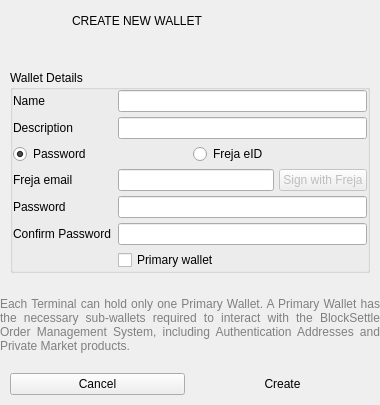
Qt form BlockSettleUILib/CreateWalletDialog.ui (BlockSettle/terminal) before a commit.
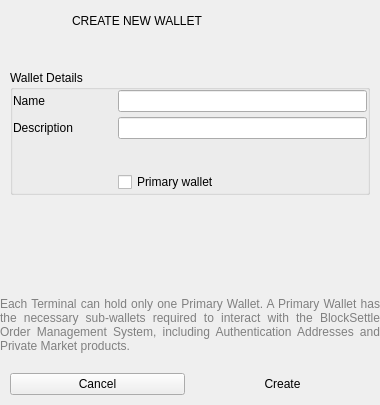
The same form after that commit. Icons and pictures are not drawn. Custom widgets are drawn as their Qt base class.

Commit message: BST-1240: GUI support for m-of-n wallet encryption

What changed in the file:
```diff
--- a/BlockSettleUILib/CreateWalletDialog.ui
+++ b/BlockSettleUILib/CreateWalletDialog.ui
@@ -269,255 +269,14 @@
           </widget>
          </item>
          <item>
-          <widget class="QWidget" name="horizontalWidget_6" native="true">
+          <widget class="WalletKeysCreateWidget" name="widgetCreateKeys" native="true">
            <property name="minimumSize">
             <size>
-             <width>0</width>
-             <height>0</height>
+             <width>100</width>
+             <height>23</height>
             </size>
            </property>
-           <layout class="QHBoxLayout" name="horizontalLayout_7">
-            <property name="spacing">
-             <number>5</number>
-            </property>
-            <property name="leftMargin">
-             <number>0</number>
-            </property>
-            <property name="topMargin">
-             <number>0</number>
-            </property>
-            <property name="rightMargin">
-             <number>0</number>
-            </property>
-            <property name="bottomMargin">
-             <number>0</number>
-            </property>
-            <item>
-             <widget class="QRadioButton" name="radioButtonPassword">
-              <property name="text">
-               <string>Password</string>
-              </property>
-              <property name="checked">
-               <bool>true</bool>
-              </property>
-             </widget>
-            </item>
-            <item>
-             <widget class="QRadioButton" name="radioButtonFreja">
-              <property name="text">
-               <string>Freja eID</string>
-              </property>
-             </widget>
-            </item>
-           </layout>
-          </widget>
-         </item>
-         <item>
-          <widget class="QWidget" name="widgetFreja" native="true">
-           <property name="minimumSize">
-            <size>
-             <width>0</width>
-             <height>0</height>
-            </size>
-           </property>
-           <layout class="QHBoxLayout" name="horizontalLayout_8">
-            <property name="spacing">
-             <number>5</number>
-            </property>
-            <property name="leftMargin">
-             <number>0</number>
-            </property>
-            <property name="topMargin">
-             <number>0</number>
-            </property>
-            <property name="rightMargin">
-             <number>0</number>
-            </property>
-            <property name="bottomMargin">
-             <number>0</number>
-            </property>
-            <item>
-             <widget class="QLabel" name="labelFreja">
-              <property name="sizePolicy">
-               <sizepolicy hsizetype="Fixed" vsizetype="Preferred">
-                <horstretch>0</horstretch>
-                <verstretch>0</verstretch>
-               </sizepolicy>
-              </property>
-              <property name="minimumSize">
-               <size>
-                <width>100</width>
-                <height>0</height>
-               </size>
-              </property>
-              <property name="maximumSize">
-               <size>
-                <width>100</width>
-                <height>16777215</height>
-               </size>
-              </property>
-              <property name="sizeIncrement">
-               <size>
-                <width>0</width>
-                <height>0</height>
-               </size>
-              </property>
-              <property name="midLineWidth">
-               <number>0</number>
-              </property>
-              <property name="text">
-               <string>Freja email</string>
-              </property>
-              <property name="alignment">
-               <set>Qt::AlignLeading|Qt::AlignLeft|Qt::AlignVCenter</set>
-              </property>
-             </widget>
-            </item>
-            <item>
-             <widget class="QLineEdit" name="lineEditFrejaId">
-              <property name="echoMode">
-               <enum>QLineEdit::Normal</enum>
-              </property>
-             </widget>
-            </item>
-            <item>
-             <widget class="QPushButton" name="pushButtonFreja">
-              <property name="enabled">
-               <bool>false</bool>
-              </property>
-              <property name="text">
-               <string>Sign with Freja</string>
-              </property>
-             </widget>
-            </item>
-           </layout>
-          </widget>
-         </item>
-         <item>
-          <widget class="QWidget" name="widgetPassword" native="true">
-           <property name="minimumSize">
-            <size>
-             <width>0</width>
-             <height>0</height>
-            </size>
-           </property>
-           <layout class="QHBoxLayout" name="horizontalLayout_5">
-            <property name="spacing">
-             <number>5</number>
-            </property>
-            <property name="leftMargin">
-             <number>0</number>
-            </property>
-            <property name="topMargin">
-             <number>0</number>
-            </property>
-            <property name="rightMargin">
-             <number>0</number>
-            </property>
-            <property name="bottomMargin">
-             <number>0</number>
-            </property>
-            <item>
-             <widget class="QLabel" name="labelPassword">
-              <property name="sizePolicy">
-               <sizepolicy hsizetype="Fixed" vsizetype="Preferred">
-                <horstretch>0</horstretch>
-                <verstretch>0</verstretch>
-               </sizepolicy>
-              </property>
-              <property name="minimumSize">
-               <size>
-                <width>100</width>
-                <height>0</height>
-               </size>
-              </property>
-              <property name="maximumSize">
-               <size>
-                <width>100</width>
-                <height>16777215</height>
-               </size>
-              </property>
-              <property name="sizeIncrement">
-               <size>
-                <width>0</width>
-                <height>0</height>
-               </size>
-              </property>
-              <property name="midLineWidth">
-               <number>0</number>
-              </property>
-              <property name="text">
-               <string>Password</string>
-              </property>
-              <property name="alignment">
-               <set>Qt::AlignLeading|Qt::AlignLeft|Qt::AlignVCenter</set>
-              </property>
-             </widget>
-            </item>
-            <item>
-             <widget class="QLineEdit" name="lineEditPassword">
-              <property name="echoMode">
-               <enum>QLineEdit::Password</enum>
-              </property>
-             </widget>
-            </item>
-           </layout>
-          </widget>
-         </item>
-         <item>
-          <widget class="QWidget" name="widgetPasswordConfirm" native="true">
-           <property name="minimumSize">
-            <size>
-             <width>0</width>
-             <height>0</height>
-            </size>
-           </property>
-           <layout class="QHBoxLayout" name="horizontalLayout_6">
-            <property name="spacing">
-             <number>5</number>
-            </property>
-            <property name="leftMargin">
-             <number>0</number>
-            </property>
-            <property name="topMargin">
-             <number>0</number>
-            </property>
-            <property name="rightMargin">
-             <number>0</number>
-            </property>
-            <property name="bottomMargin">
-             <number>0</number>
-            </property>
-            <item>
-             <widget class="QLabel" name="labelPasswordConfirm">
-              <property name="minimumSize">
-               <size>
-                <width>100</width>
-                <height>0</height>
-               </size>
-              </property>
-              <property name="maximumSize">
-               <size>
-                <width>100</width>
-                <height>16777215</height>
-               </size>
-              </property>
-              <property name="text">
-               <string>Confirm Password</string>
-              </property>
-              <property name="wordWrap">
-               <bool>true</bool>
-              </property>
-             </widget>
-            </item>
-            <item>
-             <widget class="QLineEdit" name="lineEditPasswordConfirm">
-              <property name="echoMode">
-               <enum>QLineEdit::Password</enum>
-              </property>
-             </widget>
-            </item>
-           </layout>
+           <layout class="QHBoxLayout" name="horizontalLayout_9"/>
           </widget>
          </item>
          <item>
@@ -678,6 +437,14 @@
    </item>
   </layout>
  </widget>
+ <customwidgets>
+  <customwidget>
+   <class>WalletKeysCreateWidget</class>
+   <extends>QWidget</extends>
+   <header>WalletKeysCreateWidget.h</header>
+   <container>1</container>
+  </customwidget>
+ </customwidgets>
  <resources>
   <include location="armory.qrc"/>
  </resources>
```
The commit also changes 51 other files.
